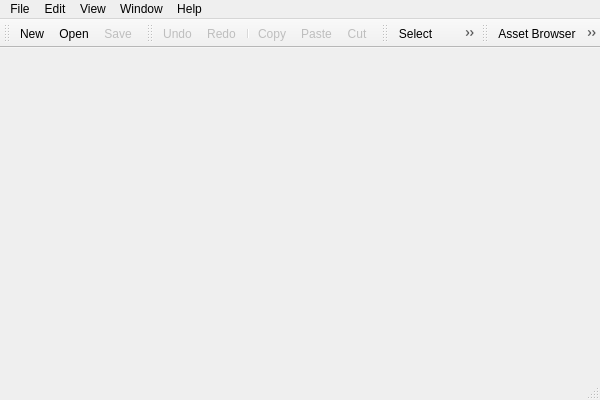
The window that Tools/breezEd/ui/MainWindow.ui (shadercoder/breeze-2) describes before a commit, drawn with Qt 5.
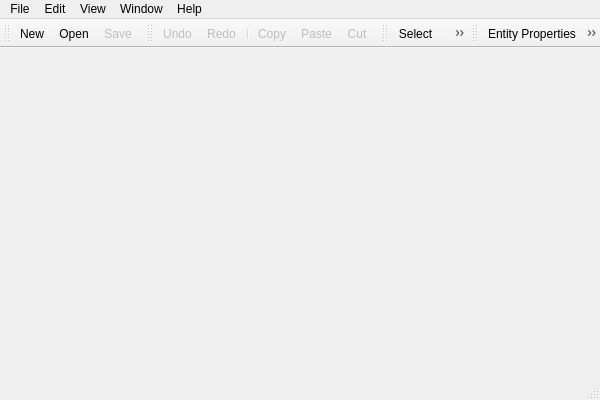
The same window after the commit. Icons and pictures are not drawn.

What changed in the file:
```diff
--- a/Tools/breezEd/ui/MainWindow.ui
+++ b/Tools/breezEd/ui/MainWindow.ui
@@ -258,9 +258,11 @@
    <attribute name="toolBarBreak">
     <bool>false</bool>
    </attribute>
+   <addaction name="actionEntity_Properties"/>
+   <addaction name="actionWorld_Tree"/>
+   <addaction name="actionEntity_Selection"/>
    <addaction name="actionAsset_Browser"/>
    <addaction name="actionEntity_Builder"/>
-   <addaction name="actionEntity_Properties"/>
   </widget>
   <action name="actionNew">
    <property name="icon">
@@ -642,6 +644,24 @@
     <string>Material Properties</string>
    </property>
   </action>
+  <action name="actionEntity_Selection">
+   <property name="icon">
+    <iconset resource="../resource/breezEd.qrc">
+     <normaloff>:/breezEd/icons/tools/selection</normaloff>:/breezEd/icons/tools/selection</iconset>
+   </property>
+   <property name="text">
+    <string>Entity Selection</string>
+   </property>
+  </action>
+  <action name="actionWorld_Tree">
+   <property name="icon">
+    <iconset resource="../resource/breezEd.qrc">
+     <normaloff>:/breezEd/icons/tools/world</normaloff>:/breezEd/icons/tools/world</iconset>
+   </property>
+   <property name="text">
+    <string>World Tree</string>
+   </property>
+  </action>
  </widget>
  <layoutdefault spacing="6" margin="11"/>
  <resources>
```
Left out of the diff: 8 changed lines with no effect on the pictures.
